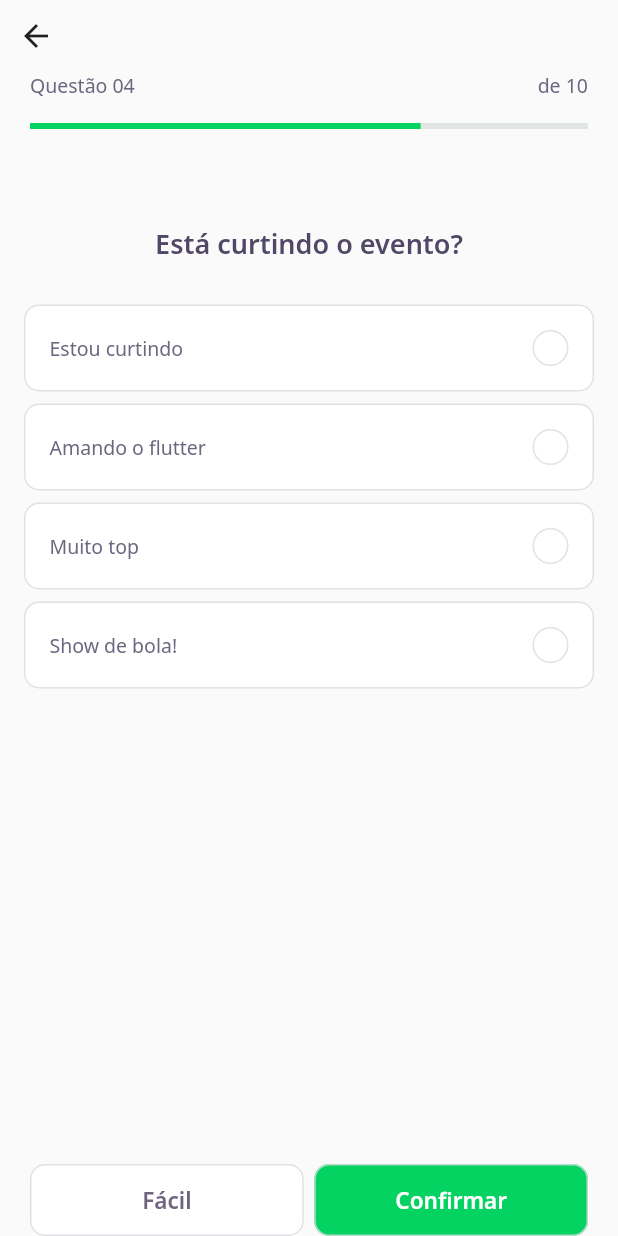
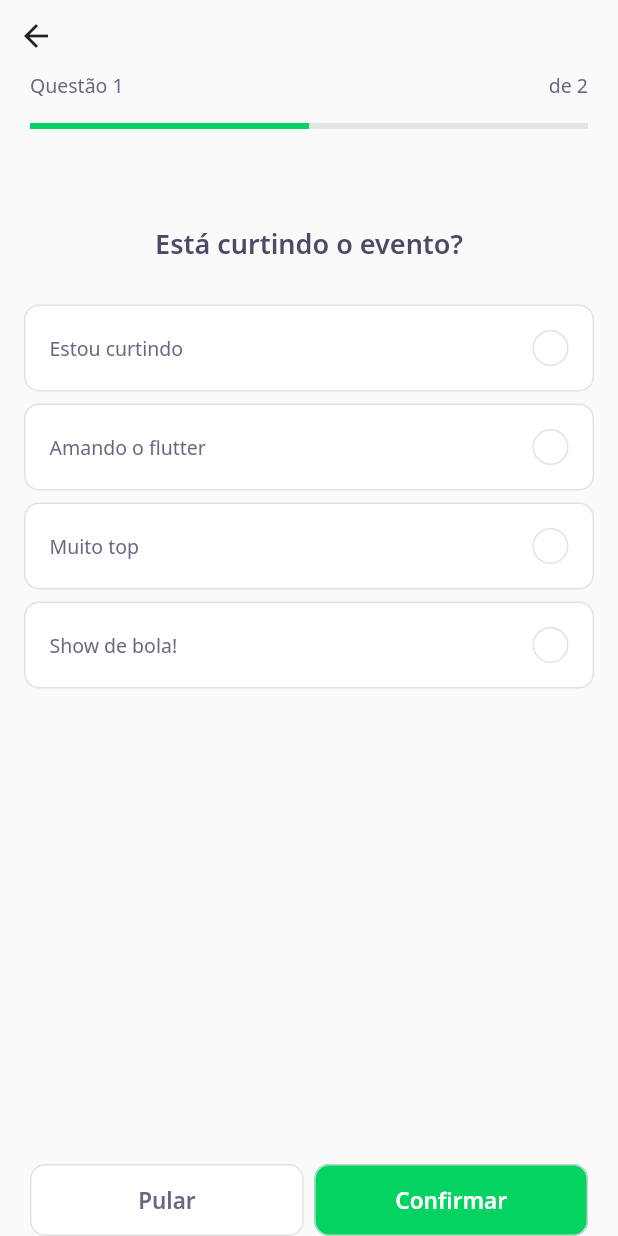
Before and after one commit to JohnEmerson1406/devquiz, a Flutter app: the screen it shows after launch, after a tap on "NLW 5 Flutter", on a phone screen of 412 x 824 dp. Run offline on Flutter 3.47's test engine with Material 2 defaults, Android fonts, the phone set to English and light mode, and no system bars; our stand-ins replace google_fonts; accounts and stored records are empty; network calls fail.

Commit message:
feat: create challenge controller

```diff
--- /dev/null
+++ b/lib/challenge/challenge_controller.dart
@@ -0,0 +1,9 @@
+import 'package:flutter/widgets.dart';
+
+class ChallengeController {
+  final currentPageNotifier = ValueNotifier<int>(1);
+
+  int get currentPage => currentPageNotifier.value;
+
+  set currentPage(int value) => currentPageNotifier.value = value;
+}
--- a/lib/challenge/challenge_page.dart
+++ b/lib/challenge/challenge_page.dart
@@ -1,3 +1,4 @@
+import 'package:devquiz/challenge/challenge_controller.dart';
 import 'package:devquiz/challenge/widgets/next_button/next_button_widget.dart';
 import 'package:devquiz/challenge/widgets/question_indicator/question_indicator_widget.dart';
 import 'package:devquiz/challenge/widgets/quiz/quiz_widget.dart';
@@ -13,6 +14,17 @@ class ChallengePage extends StatefulWidget {
 }
 
 class _ChallengePageState extends State<ChallengePage> {
+  final controller = ChallengeController();
+  final pageController = PageController();
+
+  @override
+  void initState() {
+    pageController.addListener(() {
+      controller.currentPage = pageController.page!.toInt() + 1;
+    });
+    super.initState();
+  }
+
   @override
   Widget build(BuildContext context) {
     return Scaffold(
@@ -24,13 +36,25 @@ class _ChallengePageState extends State<ChallengePage> {
             crossAxisAlignment: CrossAxisAlignment.start,
             children: [
               BackButton(),
-              QuestionIndicatorWidget(),
+              ValueListenableBuilder<int>(
+                valueListenable: controller.currentPageNotifier,
+                builder: (context, value, _) => QuestionIndicatorWidget(
+                  currentPage: value,
+                  length: widget.questions.length,
+                ),
+              ),
             ],
           ),
         ),
       ),
-      body: QuizWidget(
-        question: widget.questions[0],
+      body: PageView(
+        physics: NeverScrollableScrollPhysics(),
+        controller: pageController,
+        children: widget.questions
+            .map((e) => QuizWidget(
+                  question: e,
+                ))
+            .toList(),
       ),
       bottomNavigationBar: SafeArea(
         bottom: true,
@@ -41,8 +65,13 @@ class _ChallengePageState extends State<ChallengePage> {
             children: [
               Expanded(
                   child: NextButtonWidget.white(
-                label: 'Fácil',
-                onTap: () {},
+                label: 'Pular',
+                onTap: () {
+                  pageController.nextPage(
+                    duration: Duration(milliseconds: 100),
+                    curve: Curves.linear,
+                  );
+                },
               )),
               SizedBox(
                 width: 7,
--- a/lib/challenge/widgets/question_indicator/question_indicator_widget.dart
+++ b/lib/challenge/widgets/question_indicator/question_indicator_widget.dart
@@ -3,6 +3,14 @@ import 'package:devquiz/shared/widgets/progress_indicator/progress_indicator_wid
 import 'package:flutter/material.dart';
 
 class QuestionIndicatorWidget extends StatelessWidget {
+  final int currentPage;
+  final int length;
+  const QuestionIndicatorWidget({
+    Key? key,
+    required this.currentPage,
+    required this.length,
+  }) : super(key: key);
+
   @override
   Widget build(BuildContext context) {
     return Container(
@@ -13,11 +21,11 @@ class QuestionIndicatorWidget extends StatelessWidget {
             mainAxisAlignment: MainAxisAlignment.spaceBetween,
             children: [
               Text(
-                'Questão 04',
+                'Questão $currentPage',
                 style: AppTextStyles.body,
               ),
               Text(
-                'de 10',
+                'de $length',
                 style: AppTextStyles.body,
               ),
             ],
@@ -26,7 +34,7 @@ class QuestionIndicatorWidget extends StatelessWidget {
             height: 16,
           ),
           ProgressIndicatorWidget(
-            value: 0.7,
+            value: currentPage / length,
           ),
         ],
       ),
```
